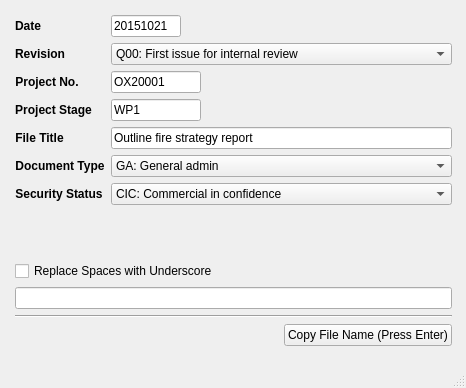
fsepy/fseutil, file fseutil/gui/layout/ui/dialog_0601_naming_convention.ui: the form before one commit.
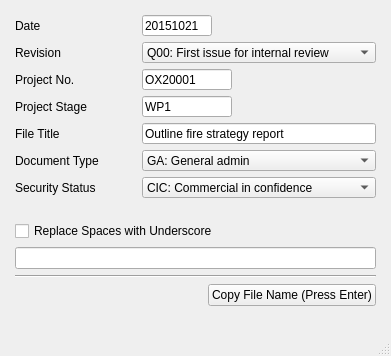
The form after the commit.

What changed in the file:
```diff
--- a/fseutil/gui/layout/ui/dialog_0601_naming_convention.ui
+++ b/fseutil/gui/layout/ui/dialog_0601_naming_convention.ui
@@ -6,8 +6,8 @@
    <rect>
     <x>0</x>
     <y>0</y>
-    <width>466</width>
-    <height>388</height>
+    <width>391</width>
+    <height>356</height>
    </rect>
   </property>
   <property name="windowTitle">
@@ -19,8 +19,8 @@
      <rect>
       <x>15</x>
       <y>15</y>
-      <width>437</width>
-      <height>331</height>
+      <width>361</width>
+      <height>291</height>
      </rect>
     </property>
     <layout class="QVBoxLayout" name="verticalLayout">
@@ -28,10 +28,16 @@
       <layout class="QFormLayout" name="formLayout">
        <item row="0" column="0">
         <widget class="QLabel" name="label_16">
+         <property name="minimumSize">
+          <size>
+           <width>121</width>
+           <height>21</height>
+          </size>
+         </property>
          <property name="font">
           <font>
-           <weight>75</weight>
-           <bold>true</bold>
+           <weight>50</weight>
+           <bold>false</bold>
           </font>
          </property>
          <property name="toolTip">
@@ -44,12 +50,18 @@
           <string>Date</string>
          </property>
          <property name="alignment">
-          <set>Qt::AlignCenter</set>
+          <set>Qt::AlignLeading|Qt::AlignLeft|Qt::AlignVCenter</set>
          </property>
         </widget>
        </item>
        <item row="0" column="1">
         <widget class="QLineEdit" name="lineEdit_1_date">
+         <property name="minimumSize">
+          <size>
+           <width>0</width>
+           <height>21</height>
+          </size>
+         </property>
          <property name="maximumSize">
           <size>
            <width>70</width>
@@ -63,10 +75,16 @@
        </item>
        <item row="1" column="0">
         <widget class="QLabel" name="label_15">
+         <property name="minimumSize">
+          <size>
+           <width>121</width>
+           <height>21</height>
+          </size>
+         </property>
          <property name="font">
           <font>
-           <weight>75</weight>
-           <bold>true</bold>
+           <weight>50</weight>
+           <bold>false</bold>
           </font>
          </property>
          <property name="toolTip">
@@ -79,12 +97,18 @@
           <string>Revision</string>
          </property>
          <property name="alignment">
-          <set>Qt::AlignCenter</set>
+          <set>Qt::AlignLeading|Qt::AlignLeft|Qt::AlignVCenter</set>
          </property>
         </widget>
        </item>
        <item row="1" column="1">
         <widget class="QComboBox" name="comboBox_2_revision">
+         <property name="minimumSize">
+          <size>
+           <width>0</width>
+           <height>21</height>
+          </size>
+         </property>
          <property name="maximumSize">
           <size>
            <width>16777215</width>
@@ -130,6 +154,12 @@
        </item>
        <item row="2" column="0">
         <widget class="QLabel" name="label_14">
+         <property name="minimumSize">
+          <size>
+           <width>121</width>
+           <height>21</height>
+          </size>
+         </property>
          <property name="maximumSize">
           <size>
            <width>90</width>
@@ -138,8 +168,8 @@
          </property>
          <property name="font">
           <font>
-           <weight>75</weight>
-           <bold>true</bold>
+           <weight>50</weight>
+           <bold>false</bold>
           </font>
          </property>
          <property name="toolTip">
@@ -152,12 +182,18 @@
           <string>Project No.</string>
          </property>
          <property name="alignment">
-          <set>Qt::AlignCenter</set>
+          <set>Qt::AlignLeading|Qt::AlignLeft|Qt::AlignVCenter</set>
          </property>
         </widget>
        </item>
        <item row="2" column="1">
         <widget class="QLineEdit" name="lineEdit_3_project_no">
+         <property name="minimumSize">
+          <size>
+           <width>0</width>
+           <height>21</height>
+          </size>
+         </property>
          <property name="maximumSize">
           <size>
            <width>90</width>
@@ -171,10 +207,16 @@
        </item>
        <item row="3" column="0">
         <widget class="QLabel" name="label_17">
+         <property name="minimumSize">
+          <size>
+           <width>121</width>
+           <height>21</height>
+          </size>
+         </property>
          <property name="font">
           <font>
-           <weight>75</weight>
-           <bold>true</bold>
+           <weight>50</weight>
+           <bold>false</bold>
           </font>
          </property>
          <property name="toolTip">
@@ -187,12 +229,18 @@
           <string>Project Stage</string>
          </property>
          <property name="alignment">
-          <set>Qt::AlignCenter</set>
+          <set>Qt::AlignLeading|Qt::AlignLeft|Qt::AlignVCenter</set>
          </property>
         </widget>
        </item>
        <item row="3" column="1">
         <widget class="QLineEdit" name="lineEdit_4_project_stage">
+         <property name="minimumSize">
+          <size>
+           <width>0</width>
+           <height>21</height>
+          </size>
+         </property>
          <property name="maximumSize">
           <size>
            <width>90</width>
@@ -206,10 +254,16 @@
        </item>
        <item row="4" column="0">
         <widget class="QLabel" name="label_18">
+         <property name="minimumSize">
+          <size>
+           <width>121</width>
+           <height>21</height>
+          </size>
+         </property>
          <property name="font">
           <font>
-           <weight>75</weight>
-           <bold>true</bold>
+           <weight>50</weight>
+           <bold>false</bold>
           </font>
          </property>
          <property name="toolTip">
@@ -222,16 +276,22 @@
           <string>File Title</string>
          </property>
          <property name="alignment">
-          <set>Qt::AlignCenter</set>
+          <set>Qt::AlignLeading|Qt::AlignLeft|Qt::AlignVCenter</set>
          </property>
         </widget>
        </item>
        <item row="5" column="0">
         <widget class="QLabel" name="label_19">
+         <property name="minimumSize">
+          <size>
+           <width>121</width>
+           <height>21</height>
+          </size>
+         </property>
          <property name="font">
           <font>
-           <weight>75</weight>
-           <bold>true</bold>
+           <weight>50</weight>
+           <bold>false</bold>
           </font>
          </property>
          <property name="toolTip">
@@ -244,12 +304,18 @@
           <string>Document Type</string>
          </property>
          <property name="alignment">
-          <set>Qt::AlignCenter</set>
+          <set>Qt::AlignLeading|Qt::AlignLeft|Qt::AlignVCenter</set>
          </property>
         </widget>
        </item>
        <item row="5" column="1">
         <widget class="QComboBox" name="comboBox_6_type">
+         <property name="minimumSize">
+          <size>
+           <width>0</width>
+           <height>21</height>
+          </size>
+         </property>
          <item>
           <property name="text">
            <string>GA: General admin</string>
@@ -334,10 +400,16 @@
        </item>
        <item row="6" column="0">
         <widget class="QLabel" name="label_20">
+         <property name="minimumSize">
+          <size>
+           <width>121</width>
+           <height>21</height>
+          </size>
+         </property>
          <property name="font">
           <font>
-           <weight>75</weight>
-           <bold>true</bold>
+           <weight>50</weight>
+           <bold>false</bold>
           </font>
          </property>
          <property name="toolTip">
@@ -350,12 +422,18 @@
           <string>Security Status</string>
          </property>
          <property name="alignment">
-          <set>Qt::AlignCenter</set>
+          <set>Qt::AlignLeading|Qt::AlignLeft|Qt::AlignVCenter</set>
          </property>
         </widget>
        </item>
        <item row="6" column="1">
         <widget class="QComboBox" name="comboBox_7_security_status">
+         <property name="minimumSize">
+          <size>
+           <width>0</width>
+           <height>21</height>
+          </size>
+         </property>
          <item>
           <property name="text">
            <string>CIC: Commercial in confidence</string>
@@ -383,7 +461,7 @@
          <property name="minimumSize">
           <size>
            <width>200</width>
-           <height>0</height>
+           <height>21</height>
           </size>
          </property>
          <property name="text">
@@ -393,6 +471,19 @@
        </item>
       </layout>
      </item>
+     <item>
+      <spacer name="verticalSpacer">
+       <property name="orientation">
+        <enum>Qt::Vertical</enum>
+       </property>
+       <property name="sizeHint" stdset="0">
+        <size>
+         <width>20</width>
+         <height>40</height>
+        </size>
+       </property>
+      </spacer>
+     </item>
      <item>
       <widget class="QCheckBox" name="checkBox_replace_spaces">
        <property name="toolTip">
```
Left out of the diff: 2 changed lines with no effect on the pictures.
